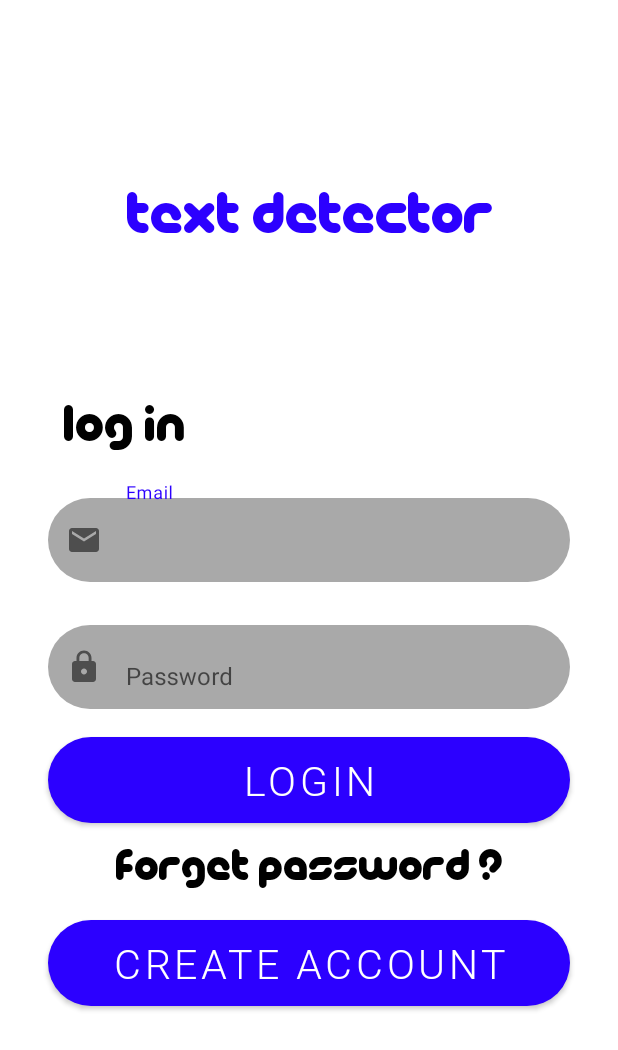
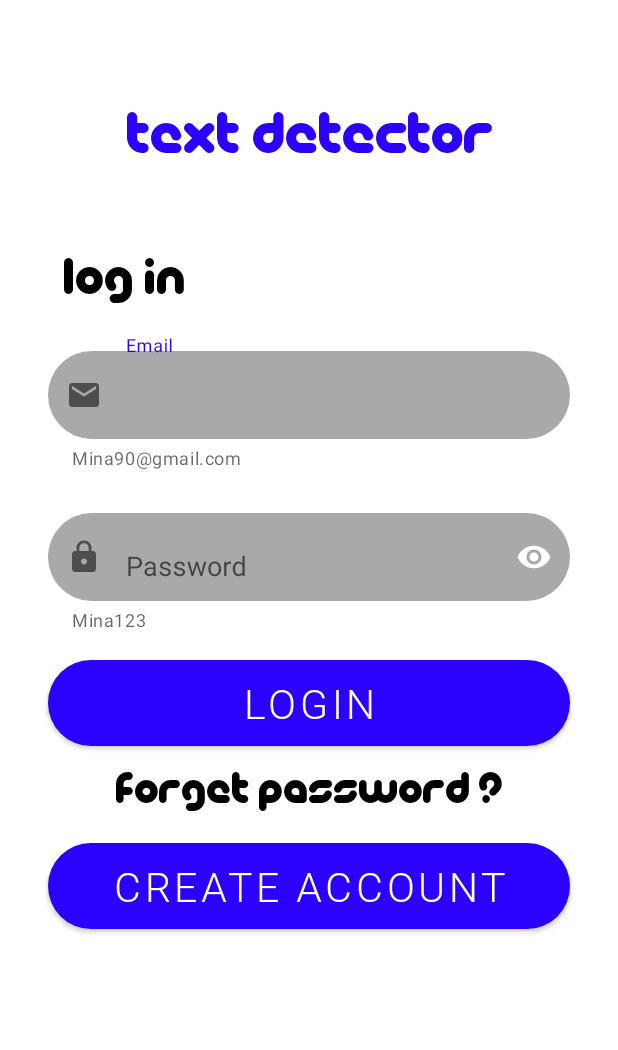
Before and after one commit to MinaEliaa/TextDetector, an Android app: the LoginActivity screen opened directly, with no data from a screen before it, on a phone screen of 412 x 824 dp. Shown: the top 1050 px of the screen. Run offline under Robolectric (Android 15) with nearby library versions, the phone set to English and light mode, and no system bars.

Commit message:
add helper text , end icon in textInput email and passwords type

```diff
--- a/app/build.gradle
+++ b/app/build.gradle
@@ -30,6 +30,9 @@ android {
     kotlinOptions {
         jvmTarget = '1.8'
     }
+    buildFeatures {
+        viewBinding true
+    }
 }
 
 dependencies {
@@ -39,6 +42,8 @@ dependencies {
     implementation 'com.google.android.material:material:1.8.0'
     implementation 'androidx.constraintlayout:constraintlayout:2.1.4'
     implementation 'com.google.firebase:firebase-auth:21.1.0'
+    implementation 'androidx.navigation:navigation-fragment-ktx:2.5.3'
+    implementation 'androidx.navigation:navigation-ui-ktx:2.5.3'
     testImplementation 'junit:junit:4.13.2'
     androidTestImplementation 'androidx.test.ext:junit:1.1.5'
     androidTestImplementation 'androidx.test.espresso:espresso-core:3.5.1'
--- a/app/src/main/res/layout/activity_login.xml
+++ b/app/src/main/res/layout/activity_login.xml
@@ -7,34 +7,27 @@
     android:background="@color/white"
     tools:context=".LoginActivity">
 
-    <androidx.constraintlayout.widget.Guideline
-        android:id="@+id/top_guideline"
-        android:layout_width="wrap_content"
-        android:layout_height="wrap_content"
-        android:orientation="horizontal"
-        app:layout_constraintGuide_percent="0.15" />
-
 
     <TextView
         android:id="@+id/TextDetector_Label"
         android:layout_width="wrap_content"
         android:layout_height="0dp"
         android:fontFamily="@font/picolafont"
+        android:paddingTop="70dp"
         android:text="@string/text_detector"
+        android:textColor="#2C00FF"
         android:textSize="40sp"
-
-        android:textColor="#2C00FF"
         app:layout_constraintEnd_toEndOf="parent"
         app:layout_constraintStart_toStartOf="parent"
-        app:layout_constraintTop_toBottomOf="@id/top_guideline" />
+        app:layout_constraintTop_toTopOf="parent" />
 
     <TextView
         android:id="@+id/login_label"
         android:layout_width="wrap_content"
+        android:layout_height="0dp"
         android:layout_marginStart="10dp"
-        android:layout_height="0dp"
         android:fontFamily="@font/picolafont"
-        android:paddingTop="100dp"
+        android:paddingTop="55dp"
         android:text="Log In"
         android:textColor="@color/black"
         android:textSize="35sp"
@@ -48,8 +41,13 @@
         android:layout_height="wrap_content"
         android:layout_marginStart="32dp"
         android:layout_marginEnd="32dp"
+        android:inputType="textEmailAddress"
         android:paddingTop="18dp"
         app:boxBackgroundMode="none"
+        app:helperText="Mina90@gmail.com"
+
+        app:endIconMode="clear_text"
+        app:endIconTint="@color/white"
         app:layout_constraintEnd_toEndOf="parent"
         app:layout_constraintStart_toStartOf="parent"
         app:layout_constraintTop_toBottomOf="@id/login_label"
@@ -58,11 +56,13 @@
         <com.google.android.material.textfield.TextInputEditText
             android:layout_width="match_parent"
             android:layout_height="wrap_content"
-            android:maxLines="1"
             android:background="@drawable/rounder_bourder"
             android:hint="Email"
 
-
+            android:maxLength="20"
+            android:maxLines="1"
+            android:textColor="@color/white"
+            android:textSize="18sp"
             app:textInputLayoutFocusedRectEnabled="true" />
 
     </com.google.android.material.textfield.TextInputLayout>
@@ -74,11 +74,12 @@
         android:layout_height="wrap_content"
         android:layout_marginStart="32dp"
         android:layout_marginEnd="32dp"
+        android:gravity="center"
         android:paddingTop="18dp"
         app:boxBackgroundMode="none"
-        app:endIconDrawable="@drawable/ic_delete"
-        app:endIconMode="clear_text"
-        app:endIconTint="@color/black"
+        app:endIconMode="password_toggle"
+        app:endIconTint="@color/white"
+        app:helperText="Mina123"
         app:layout_constraintEnd_toEndOf="parent"
         app:layout_constraintStart_toStartOf="parent"
         app:layout_constraintTop_toBottomOf="@id/Email_InputLayout"
@@ -87,10 +88,14 @@
         <com.google.android.material.textfield.TextInputEditText
             android:layout_width="match_parent"
             android:layout_height="wrap_content"
+            android:background="@drawable/rounder_bourder"
+            android:gravity="center_vertical"
+            android:maxLength="20"
+            android:hint="Password"
+            android:inputType="textPassword"
             android:maxLines="1"
             android:textColor="@color/white"
-            android:background="@drawable/rounder_bourder"
-            android:hint="Password"
+            android:textSize="18sp"
 
 
             app:textInputLayoutFocusedRectEnabled="true" />
@@ -102,29 +107,29 @@
         android:id="@+id/login"
         android:layout_width="match_parent"
         android:layout_height="wrap_content"
+        android:layout_marginStart="32dp"
+        android:layout_marginTop="18.7dp"
         android:layout_marginEnd="32dp"
         android:background="@drawable/rounder_bourder"
-        android:layout_marginTop="18.7dp"
-        android:layout_marginStart="32dp"
         android:fontFamily="@font/roboto_light"
-        app:layout_constraintTop_toBottomOf="@id/Password_InputLayout"
         android:gravity="center"
         android:text="Login"
         android:textColor="@color/white"
-        android:textSize="27sp" />
+        android:textSize="27sp"
+        app:layout_constraintTop_toBottomOf="@id/Password_InputLayout" />
 
     <TextView
         android:id="@+id/forget_password"
         android:layout_width="wrap_content"
         android:layout_height="wrap_content"
+        android:layout_marginTop="14dp"
+        android:fontFamily="@font/picolafont"
+        android:text="forget password ?"
+        android:textColor="@color/black"
+        android:textSize="30sp"
+        app:layout_constraintEnd_toEndOf="parent"
         app:layout_constraintStart_toStartOf="parent"
-        app:layout_constraintEnd_toEndOf="parent"
         app:layout_constraintTop_toBottomOf="@id/login"
-        android:text="forget password ?"
-        android:textSize="30sp"
-        android:fontFamily="@font/picolafont"
-        android:textColor="@color/black"
-        android:layout_marginTop="14dp"
 
         />
 
@@ -132,16 +137,16 @@
         android:id="@+id/create_account"
         android:layout_width="match_parent"
         android:layout_height="wrap_content"
+        android:layout_marginStart="32dp"
+        android:layout_marginTop="18.7dp"
         android:layout_marginEnd="32dp"
         android:background="@drawable/rounder_bourder"
-        android:layout_marginTop="18.7dp"
-        android:layout_marginStart="32dp"
         android:fontFamily="@font/roboto_light"
-        app:layout_constraintTop_toBottomOf="@id/forget_password"
         android:gravity="center"
         android:text="CREATE ACCOUNT"
         android:textColor="@color/white"
-        android:textSize="27sp" />
+        android:textSize="27sp"
+        app:layout_constraintTop_toBottomOf="@id/forget_password" />
 
 
 </androidx.constraintlayout.widget.ConstraintLayout>
--- /dev/null
+++ b/app/src/main/res/values-land/dimens.xml
@@ -0,0 +1,3 @@
+<resources>
+    <dimen name="fab_margin">48dp</dimen>
+</resources>
--- /dev/null
+++ b/app/src/main/res/values-w1240dp/dimens.xml
@@ -0,0 +1,3 @@
+<resources>
+    <dimen name="fab_margin">200dp</dimen>
+</resources>
--- /dev/null
+++ b/app/src/main/res/values-w600dp/dimens.xml
@@ -0,0 +1,3 @@
+<resources>
+    <dimen name="fab_margin">48dp</dimen>
+</resources>
--- /dev/null
+++ b/app/src/main/res/values/dimens.xml
@@ -0,0 +1,3 @@
+<resources>
+    <dimen name="fab_margin">16dp</dimen>
+</resources>
--- a/app/src/main/res/values/themes.xml
+++ b/app/src/main/res/values/themes.xml
@@ -19,5 +19,14 @@
         <item name="windowActionBar">false</item>
     </style>
 
+    <style name="Theme.TextDetector.NoActionBar">
+        <item name="windowActionBar">false</item>
+        <item name="windowNoTitle">true</item>
+    </style>
+
+    <style name="Theme.TextDetector.AppBarOverlay" parent="ThemeOverlay.AppCompat.Dark.ActionBar" />
+
+    <style name="Theme.TextDetector.PopupOverlay" parent="ThemeOverlay.AppCompat.Light" />
+
 
 </resources>
```
Also changed, not shown: app/src/main/AndroidManifest.xml (+7 -2 lines), app/src/main/java/com/example/textdetector/ForgetPasswordActivity.kt (added, +22 -0 lines), app/src/main/res/layout/activity_forget_password.xml (added, +33 -0 lines), app/src/main/res/navigation/nav_graph.xml (added, +28 -0 lines), app/src/main/res/values/strings.xml (+9 -0 lines).
